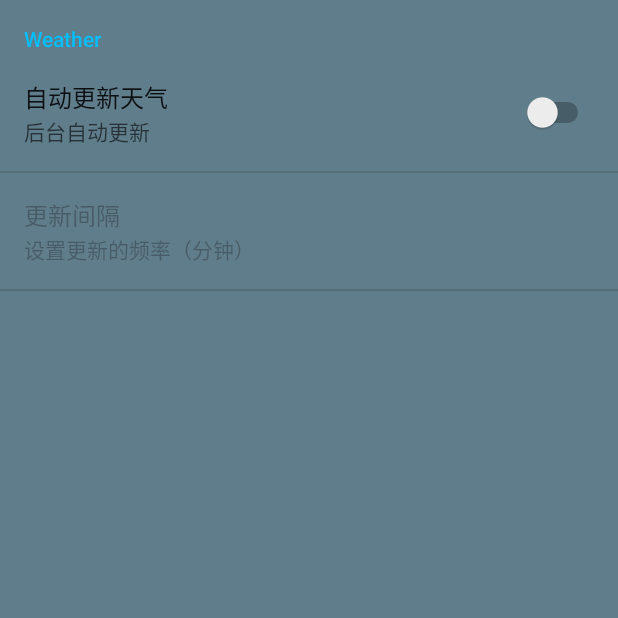
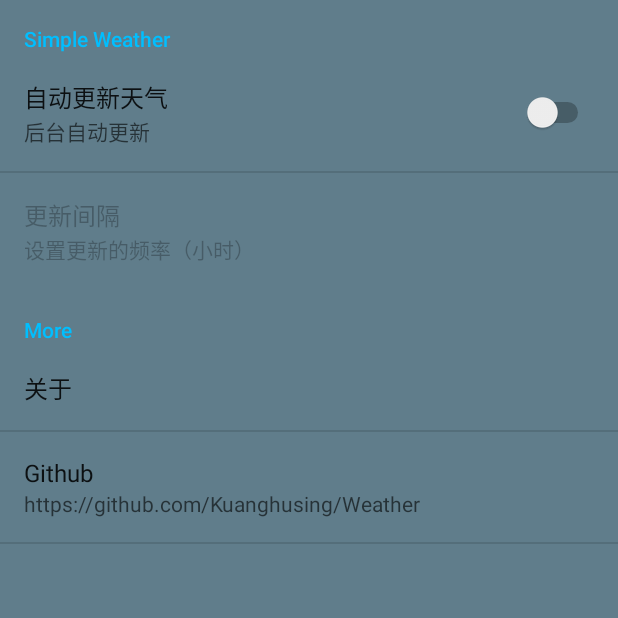
Before and after one commit to Kuanghusing/Weather, an Android app: the fragment SettingFrag shown on its own in the app's theme, after a tap on "自动更新天气", on a phone screen of 412 x 824 dp, the top half of it. Run offline under Robolectric (Android 15) with nearby library versions, the phone set to English and light mode, and no system bars.

Commit message:
fix bugs

```diff
--- a/app/build.gradle
+++ b/app/build.gradle
@@ -8,8 +8,8 @@ android {
         applicationId "com.kuahusg.weather"
         minSdkVersion 19
         targetSdkVersion 23
-        versionCode 6
-        versionName "1.1.1"
+        versionCode 8
+        versionName "2.0"
     }
     buildTypes {
         release {
--- a/app/src/main/java/com/kuahusg/weather/Fragment/SettingFrag.java
+++ b/app/src/main/java/com/kuahusg/weather/Fragment/SettingFrag.java
@@ -1,5 +1,8 @@
 package com.kuahusg.weather.Fragment;
 
+import android.app.Activity;
+import android.content.Intent;
+import android.net.Uri;
 import android.os.Bundle;
 import android.preference.EditTextPreference;
 import android.preference.Preference;
@@ -8,35 +11,81 @@ import android.preference.PreferenceScreen;
 import android.preference.SwitchPreference;
 
 import com.kuahusg.weather.R;
+import com.kuahusg.weather.activities.About;
+import com.kuahusg.weather.service.AutoUpdateService;
+import com.kuahusg.weather.util.LogUtil;
 
 /**
  * Created by kuahusg on 16-6-10.
  * com.kuahusg.weather.Fragment
  */
-public class SettingFrag extends PreferenceFragment {
+public class SettingFrag extends PreferenceFragment implements Preference.OnPreferenceChangeListener {
     public static final String AUTO_UPDATE = "auto_update";
     public static final String UPDATE_TIME = "update_time";
+    public static final String OPEN_SOURCE = "open_source";
+    public static final String ABOUT = "about";
     private SwitchPreference autoUpdatePreference;
     private EditTextPreference updateTimePreference;
+    private Activity activity;
+
 
     @Override
     public void onCreate(Bundle savedInstanceState) {
         super.onCreate(savedInstanceState);
+        activity = getActivity();
+
         addPreferencesFromResource(R.xml.preference);
+
 
         autoUpdatePreference = (SwitchPreference) findPreference(AUTO_UPDATE);
         updateTimePreference = (EditTextPreference) findPreference(UPDATE_TIME);
+        autoUpdatePreference.setOnPreferenceChangeListener(this);
+        updateTimePreference.setOnPreferenceChangeListener(this);
 
         updateTimePreference.setEnabled(autoUpdatePreference.isChecked());
     }
 
+
     @Override
     public boolean onPreferenceTreeClick(PreferenceScreen preferenceScreen, Preference preference) {
         switch (preference.getKey()) {
-            case "auto_update":
+            case AUTO_UPDATE:
                 updateTimePreference.setEnabled(autoUpdatePreference.isChecked());
+                break;
+            case ABOUT:
+                Intent intent = new Intent(activity, About.class);
+                activity.startActivity(intent);
+                break;
+            case OPEN_SOURCE:
+                Intent intent1 = new Intent(Intent.ACTION_VIEW);
+                intent1.setData(Uri.parse("https://github.com/Kuanghusing/Weather"));
+                activity.startActivity(intent1);
                 break;
         }
         return super.onPreferenceTreeClick(preferenceScreen, preference);
     }
+
+
+    @Override
+    public boolean onPreferenceChange(Preference preference, Object newValue) {
+        Intent intent = new Intent(activity, AutoUpdateService.class);
+        LogUtil.v(this.toString(), "onPreferenceChange()");
+        if (preference.getKey().equals(SettingFrag.UPDATE_TIME)) {
+            LogUtil.v(this.toString(), "onPreferenceChange() -> UPDATE");
+
+            activity.stopService(intent);
+            activity.startService(intent);
+        } else if (preference.getKey().equals(SettingFrag.AUTO_UPDATE)) {
+            LogUtil.v(this.toString(), "onPreferenceChange() -> AUTO");
+
+            if ((boolean) newValue) {
+                activity.startService(intent);
+            } else {
+                activity.stopService(intent);
+            }
+        }
+        return true;
+    }
+
+
 }
--- a/app/src/main/java/com/kuahusg/weather/util/LogUtil.java
+++ b/app/src/main/java/com/kuahusg/weather/util/LogUtil.java
@@ -12,7 +12,7 @@ public class LogUtil {
     public static final int WARN = 4;
     public static final int ERROR = 5;
     public static final int NOTHING = 6;
-    public static final int LEVEL_NOW = VERBOSE;
+    public static final int LEVEL_NOW = NOTHING;
 
     public static void v(String tag, String msg) {
 
--- a/app/src/main/res/layout/about_layout.xml
+++ b/app/src/main/res/layout/about_layout.xml
@@ -29,7 +29,7 @@
                 android:layout_height="match_parent"
                 android:fitsSystemWindows="true"
                 android:scaleType="centerCrop"
-                android:src="@drawable/design_background"
+                android:src="@drawable/background"
                 app:layout_collapseMode="parallax"
                 app:layout_collapseParallaxMultiplier="0.7" />
 
@@ -133,10 +133,11 @@
 
 
     <android.support.design.widget.FloatingActionButton
+        android:id="@+id/fab"
         android:layout_width="wrap_content"
         android:layout_height="wrap_content"
         android:layout_margin="16dp"
-        android:src="@drawable/ic_date"
+        android:src="@drawable/github_icon"
         app:layout_anchor="@id/appbar"
         app:layout_anchorGravity="bottom|end" />
 </android.support.design.widget.CoordinatorLayout>
--- a/app/src/main/res/values/strings.xml
+++ b/app/src/main/res/values/strings.xml
@@ -1,5 +1,5 @@
 <resources>
-    <string name="app_name">Weather</string>
+    <string name="app_name">Simple Weather</string>
     <string name="search_hint">输入城市名称</string>
     <string name="query_bottom">查询</string>
     <string name="loading">加载中</string>
@@ -22,33 +22,21 @@
     <string name="no_network">网络出错了……</string>
     <string name="error_network">载入失败</string>
     <string name="about_text">本人第一次写的App\n用于练习\n有Bug在所难免……</string>
-    <string name="open_source">Open Source</string>
+    <string name="open_source">Github</string>
     <string name="open_source_text">https://github.com/Kuanghusing/Weather</string>
     <string name="somthing">Apache License</string>
     <string name="somthing_text">"Version 2.0, January 2004
     http://www.apache.org/licenses/APPENDIX: How to apply the Apache License to your work.
 
-      To apply the Apache License to your work, attach the following
-      boilerplate notice, with the fields enclosed by brackets "{}"
-      replaced with your own identifying information. (Don't include
-      the brackets!)  The text should be enclosed in the appropriate
-      comment syntax for the file format. We also recommend that a
-      file or class name and description of purpose be included on the
-      same "printed page" as the copyright notice for easier
-      identification within third-party archives.
+      To apply the Apache License to your work, attach the following boilerplate notice, with the fields enclosed by brackets "{}" replaced with your own identifying information. (Don't include the brackets!)  The text should be enclosed in the appropriate comment syntax for the file format. We also recommend that a file or class name and description of purpose be included on the same "printed page" as the copyright notice for easier identification within third-party archives.
 
    Copyright {yyyy} {name of copyright owner}
+        Licensed under the Apache License, Version 2.0 (the "License");
 
-   Licensed under the Apache License, Version 2.0 (the "License");
-   you may not use this file except in compliance with the License.
-   You may obtain a copy of the License at
-        http://www.apache.org/licenses/LICENSE-2.0
+        you may not use this file except in compliance with the License. You may obtain a copy of the License at http://www.apache.org/licenses/LICENSE-2.0
 
-   Unless required by applicable law or agreed to in writing, software
-   distributed under the License is distributed on an "AS IS" BASIS,
-   WITHOUT WARRANTIES OR CONDITIONS OF ANY KIND, either express or implied.
-   See the License for the specific language governing permissions and
-   limitations under the License."</string>
+   Unless required by applicable law or agreed to in writing, software distributed under the License is distributed on an "AS IS" BASIS, WITHOUT WARRANTIES OR CONDITIONS OF ANY KIND, either express or implied. See the License for the specific language governing permissions and limitations under the License."
+    </string>
 
 
     <string name="C">℃</string>
@@ -56,5 +44,5 @@
     <string name="auto_update">自动更新天气</string>
     <string name="auto_update_summary">后台自动更新</string>
     <string name="update_time">更新间隔</string>
-    <string name="update_time_summary">设置更新的频率（分钟）</string>
+    <string name="update_time_summary">设置更新的频率（小时）</string>
 </resources>
--- a/app/src/main/res/xml/preference.xml
+++ b/app/src/main/res/xml/preference.xml
@@ -15,5 +15,17 @@
 
     </PreferenceCategory>
 
+    <PreferenceCategory android:title="@string/more">
+        <Preference
+            android:key="about"
+            android:title="@string/about"></Preference>
+
+        <Preference
+            android:key="open_source"
+            android:summary="@string/open_source_text"
+            android:title="@string/open_source" />
+
+    </PreferenceCategory>
+
 
 </PreferenceScreen>
```
Also changed, not shown: app/src/main/java/com/kuahusg/weather/activities/About.java (+13 -0 lines), app/src/main/java/com/kuahusg/weather/activities/Setting.java (+15 -0 lines), app/src/main/java/com/kuahusg/weather/activities/WeatherActivity.java (+6 -6 lines), app/src/main/java/com/kuahusg/weather/service/AutoUpdateService.java (+28 -3 lines), app/src/main/java/com/kuahusg/weather/util/Utility.java (+3 -75 lines), app/src/main/res/layout/setting.xml (+16 -0 lines), app/src/main/res/drawable-hdpi/github_icon.png (added), app/src/main/res/drawable-mdpi/github_icon.png (added), app/src/main/res/drawable-xhdpi/github_icon.png (added), app/src/main/res/drawable-xxhdpi/design_background.png (deleted), app/src/main/res/drawable-xxhdpi/github_icon.png (added), 1 other file.
